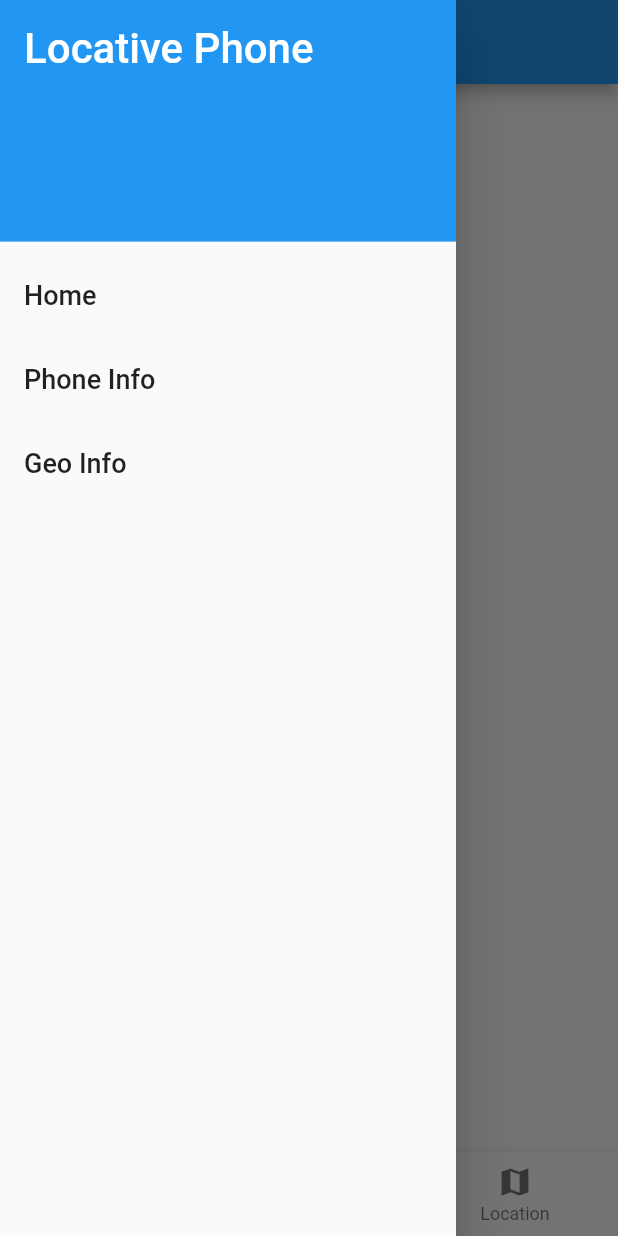
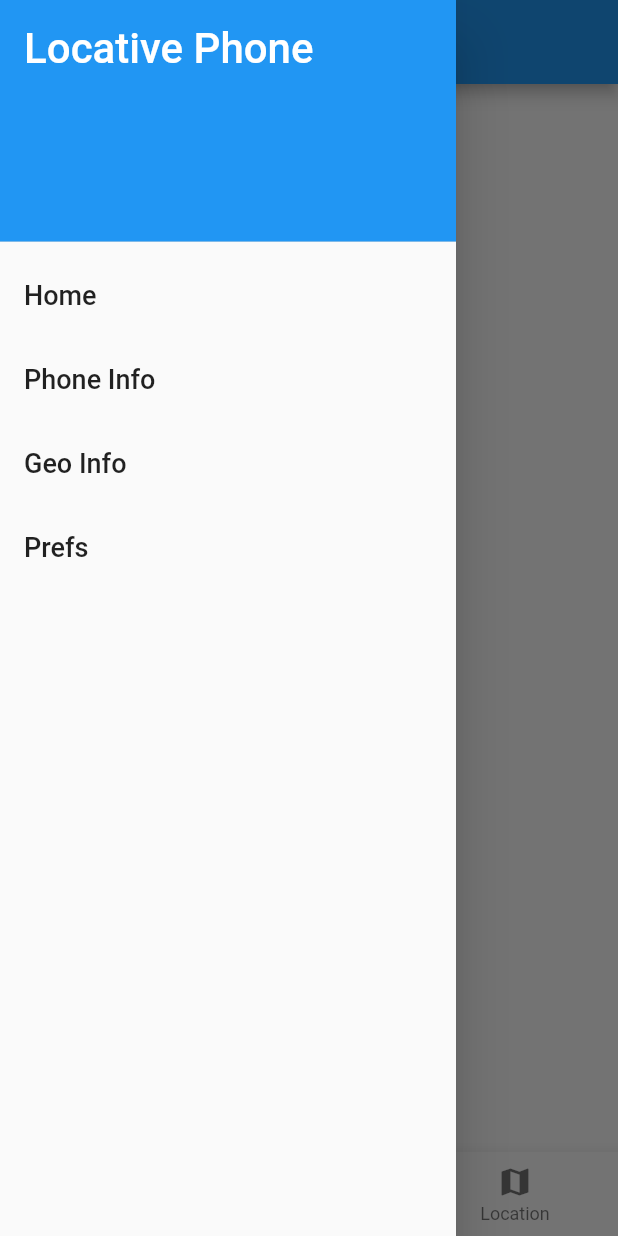
Before and after one commit to dbh/phone_location, a Flutter app: the screen it shows after launch, item 3 of the bottom bar chosen, in the side drawer, after a tap on "Get location", on a phone screen of 412 x 824 dp. Run offline on Flutter 3.47's test engine with Material 2 defaults, Android fonts, the phone set to English and light mode, and no system bars; our stand-ins replace device_info_plus, geolocator, shared_preferences; missing offline and left inert: mqtt_client.

Commit message:
incremental progress

```diff
--- a/lib/geo.dart
+++ b/lib/geo.dart
@@ -1,11 +1,15 @@
 // import 'package:flutter/src/foundation/key.dart';
 // import 'package:flutter/src/widgets/container.dart';
 // import 'package:flutter/src/widgets/framework.dart';
+
 import 'package:flutter/material.dart';
 import 'package:geolocator/geolocator.dart';
+import 'package:mqtt_client/mqtt_server_client.dart';
+
+import 'package:mqtt_client/mqtt_client.dart';
 
 class Geo extends StatefulWidget {
-  // const Geo({Key key}) : super(key: key);
+  const Geo({Key? key}) : super(key: key);
 
   @override
   State<Geo> createState() => _Geo();
@@ -14,11 +18,34 @@ class Geo extends StatefulWidget {
 class _Geo extends State<Geo> {
   Position? _currentPosition;
   LocationPermission? _lp;
-  bool isSendChecked = false;
+  bool _isSendChecked = false;
+  MqttServerClient? _client;
 
   _Geo() {
     print('_Geo constructor');
     _getPermission();
+    _getMqtt();
+  }
+
+  _getMqtt() async {
+    _client = MqttServerClient('n00b.davidbharrison.com', 'x');
+    if (_client != null) {
+      MqttClientConnectionStatus? connStatus =
+          await _client!.connect('dbh', 'BOGUS');
+      // .then((value) => print(connStatus));
+      print(connStatus);
+    }
+  }
+
+  _sendMqttMsg(String message) {
+    final MqttClientPayloadBuilder builder = MqttClientPayloadBuilder();
+    if (builder != null) {
+      var myPayload = builder.payload;
+      builder.addString(message);
+      var publishMessage = _client!
+          .publishMessage("phone_location", MqttQos.atLeastOnce, myPayload!);
+      print(publishMessage);
+    }
   }
 
   @override
@@ -38,15 +65,20 @@ class _Geo extends State<Geo> {
     return Column(
       crossAxisAlignment: CrossAxisAlignment.center,
       children: <Widget>[
+        Row(
+          children: [
+            Text('Send to Server?: '),
             Checkbox(
               checkColor: Colors.white,
               fillColor: MaterialStateProperty.resolveWith(getColor),
-          value: isSendChecked,
+              value: _isSendChecked,
               onChanged: (bool? value) {
                 setState(() {
-              isSendChecked = value!;
+                  _isSendChecked = value!;
                 });
               },
+            )
+          ],
         ),
         ElevatedButton(
           child: Text("Get location"),
@@ -138,6 +170,11 @@ class _Geo extends State<Geo> {
       setState(() {
         print(position);
         _currentPosition = position;
+        if (_isSendChecked) {
+          var posMap = position.toJson();
+          posMap['device_name'] = 'NULL';
+          _sendMqttMsg(posMap.toString());
+        }
       });
     }).catchError((e) {
       print(e);
--- a/lib/main.dart
+++ b/lib/main.dart
@@ -1,9 +1,10 @@
 import 'package:flutter/material.dart';
 import 'package:phone_location/screens/geo_screen.dart';
 import 'package:phone_location/screens/phone_info_screen.dart';
+import 'package:phone_location/screens/preferences.dart';
 import 'geo.dart';
 import 'device_info.dart';
-import './screens/intro_screen.dart';
+import 'screens/home_screen.dart';
 import './shared/menu_drawer.dart';
 
 void main() {
@@ -21,11 +22,12 @@ class MyApp extends StatelessWidget {
       theme: ThemeData(
         primarySwatch: Colors.blue,
       ),
-      // home: IntroScreen(),
+      // home: HomeScreen(),
       routes: {
-        '/': (context) => IntroScreen(),
+        '/': (context) => HomeScreen(),
         'phone': (context) => PhoneScreen(),
-        'geo': (context) => GeoScreen()
+        'geo': (context) => GeoScreen(),
+        'prefs': (context) => PreferencesScreen()
       },
       initialRoute: '/',
     );
--- a/lib/screens/geo_screen.dart
+++ b/lib/screens/geo_screen.dart
@@ -12,7 +12,6 @@ class GeoScreen extends StatelessWidget {
       appBar: AppBar(title: Text('Geo')),
       drawer: MenuDrawer(),
       body: Column(children: [
-        Text('Geo'),
         Geo(),
       ]),
       bottomNavigationBar: const MenuBottom(),
--- /dev/null
+++ b/lib/screens/home_screen.dart
@@ -0,0 +1,40 @@
+// import 'package:flutter/src/foundation/key.dart';
+// import 'package:flutter/src/widgets/container.dart';
+// import 'package:flutter/src/widgets/framework.dart';
+
+import 'package:flutter/material.dart';
+// import 'package:shared_preferences/shared_preferences.dart';
+
+import '../shared/menu_drawer.dart';
+import '../shared/menu_bottom.dart';
+
+class HomeScreen extends StatefulWidget {
+  // const HomeScreen({Key? key}) : super(key: key)
+
+  @override
+  State<HomeScreen> createState() => _HomeScreen();
+}
+
+class _HomeScreen extends State<HomeScreen> {
+  _HomeScreen() {
+    print('_HomeScreen constructor');
+  }
+
+  storeMqttServer() {
+    print('store value');
+  }
+
+  @override
+  Widget build(BuildContext context) {
+    return Scaffold(
+      appBar: AppBar(title: Text('Home')),
+      drawer: MenuDrawer(),
+      body: Column(
+        children: [
+          Text('Home'),
+        ],
+      ),
+      bottomNavigationBar: const MenuBottom(),
+    );
+  }
+}
--- a/lib/screens/intro_screen.dart
+++ b/lib/screens/preferences.dart
@@ -6,15 +6,15 @@ import 'package:flutter/material.dart';
 import '../shared/menu_drawer.dart';
 import '../shared/menu_bottom.dart';
 
-class IntroScreen extends StatelessWidget {
-  const IntroScreen({Key? key}) : super(key: key);
+class PreferencesScreen extends StatelessWidget {
+  const PreferencesScreen({Key? key}) : super(key: key);
 
   @override
   Widget build(BuildContext context) {
     return Scaffold(
-      appBar: AppBar(title: Text('Intro')),
+      appBar: AppBar(title: Text('Prefs')),
       drawer: MenuDrawer(),
-      body: Center(child: Text('Intro')),
+      body: Center(child: Text('Prefs')),
       bottomNavigationBar: const MenuBottom(),
     );
   }
--- a/lib/shared/menu_drawer.dart
+++ b/lib/shared/menu_drawer.dart
@@ -1,7 +1,8 @@
 import 'package:flutter/material.dart';
-import '../screens/intro_screen.dart';
+import '../screens/home_screen.dart';
 import '../screens/phone_info_screen.dart';
 import '../screens/geo_screen.dart';
+import '../screens/preferences.dart';
 
 class MenuDrawer extends StatelessWidget {
   const MenuDrawer({Key? key}) : super(key: key);
@@ -16,11 +17,7 @@ class MenuDrawer extends StatelessWidget {
   }
 
   List<Widget> buildMenuItems(BuildContext context) {
-    final List<String> menuTitles = [
-      'Home',
-      'Phone Info',
-      'Geo Info',
-    ];
+    final List<String> menuTitles = ['Home', 'Phone Info', 'Geo Info', 'Prefs'];
 
     List<Widget> menuItems = [];
 
@@ -41,13 +38,16 @@ class MenuDrawer extends StatelessWidget {
         onTap: () {
           switch (element) {
             case 'Home':
-              screen = IntroScreen();
+              screen = HomeScreen();
               break;
             case 'Phone Info':
               screen = PhoneScreen();
               break;
             case 'Geo Info':
               screen = GeoScreen();
+              break;
+            case 'Prefs':
+              screen = PreferencesScreen();
               break;
             default:
           }
--- /dev/null
+++ b/lib/shared/user_shared_prefs.dart
@@ -0,0 +1,6 @@
+import 'package:shared_preferences/shared_preferences.dart';
+
+class UserSharedPrefs {
+  static late SharedPreferences _prefs;
+  static Future init() async => _prefs = await SharedPreferences.getInstance();
+}
--- a/pubspec.yaml
+++ b/pubspec.yaml
@@ -42,6 +42,7 @@ dependencies:
   # Use with the CupertinoIcons class for iOS style icons.
   cupertino_icons: ^1.0.5
   mqtt_client: ^9.7.2
+  shared_preferences: ^2.0.15
 
 dev_dependencies:
   flutter_test:
```
Also changed, not shown: pubspec.lock, 2 other files. Lines whose indentation alone changed are shown as unchanged.
